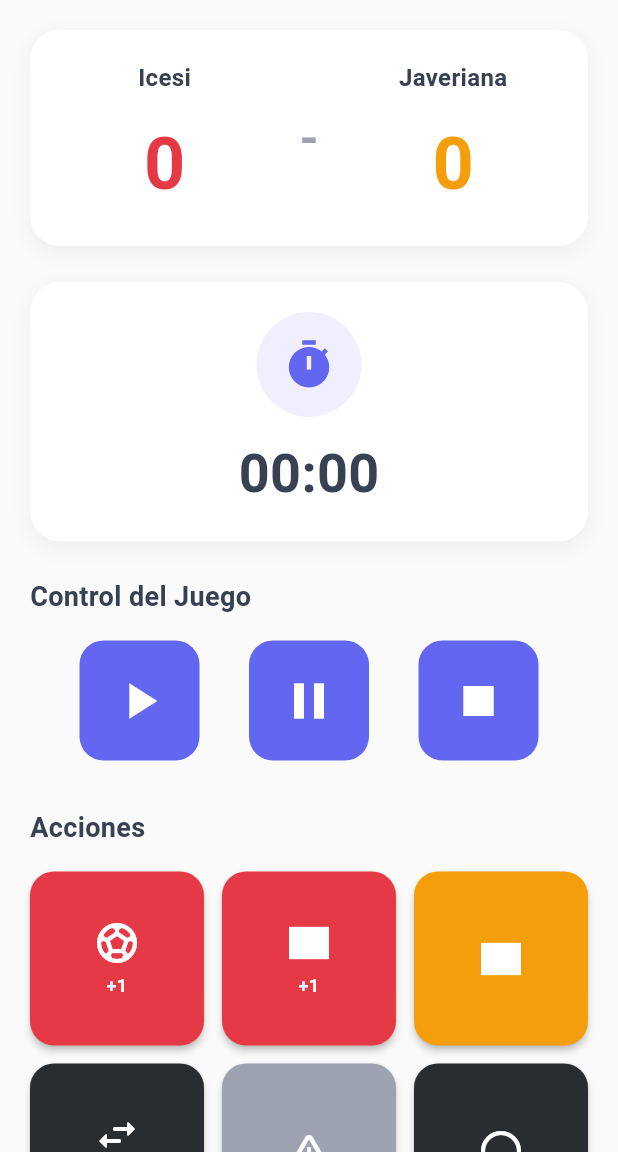
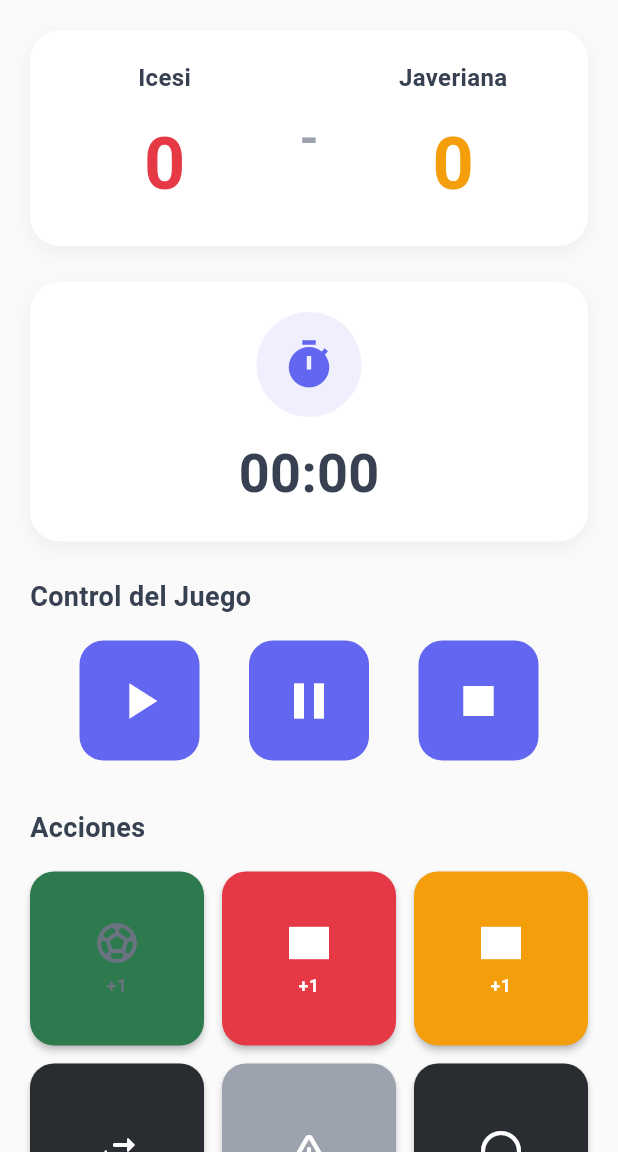
Before and after one commit to yei5/match_track, a Flutter app: the screen it shows after launch, after a tap on "Control de Partido", on a phone screen of 412 x 824 dp, the part 84-1236 px from its top. Run offline on Flutter 3.47's test engine with Material 3 defaults, Android fonts, the phone set to English and light mode, and no system bars; our stand-ins replace flutter_dotenv.

Commit message:
style: Update action button colors and labels
🎨 UI changes:
- Goal button: Red → Sober green (#2D7A4F)
- Yellow card: Add +1 label
- Substitution: Remove +1 label (cleaner look)

Color rationale:
- Green for goals is more universally recognized
- Sobrio/muted green avoids overly bright appearance

```diff
--- a/lib/features/match/ui/screens/match_control_screen.dart
+++ b/lib/features/match/ui/screens/match_control_screen.dart
@@ -295,7 +295,7 @@ class _MatchControlScreenState extends State<MatchControlScreen> {
                   // Gol
                   _actionButton(
                     icon: Icons.sports_soccer,
-                    color: const Color(0xFFE63946), // Rojo intenso
+                    color: const Color(0xFF2D7A4F), // Verde sobrio
                     onTap: () async {
                       final event = await showDialog<MatchEventDetail>(
                         context: context,
@@ -364,6 +364,7 @@ class _MatchControlScreenState extends State<MatchControlScreen> {
                         }
                       }
                     },
+                    label: '+1',
                   ),
                   // Sustitución
                   _actionButton(
@@ -387,7 +388,6 @@ class _MatchControlScreenState extends State<MatchControlScreen> {
                         }
                       }
                     },
-                    label: '+1',
                   ),
                   // Interrupción
                   _actionButton(
```
